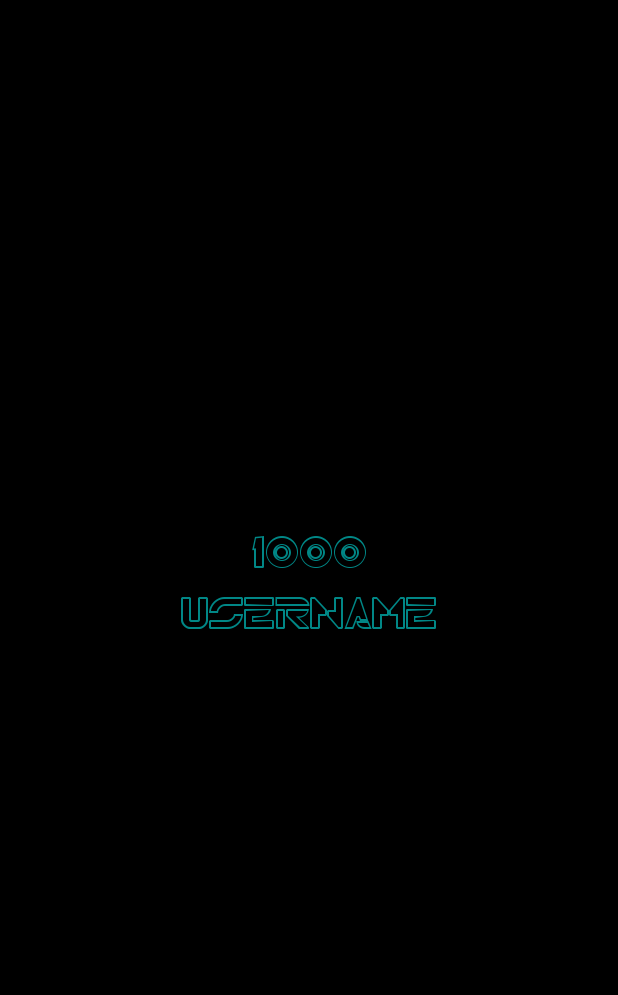
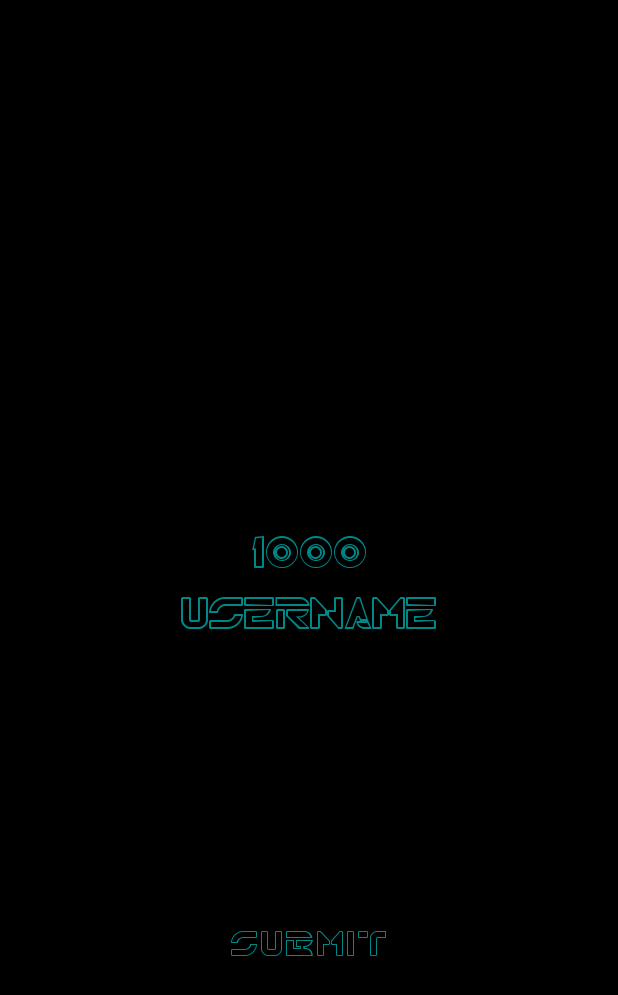
Before and after one commit to aliasgwynplaine/tron-light-cycle, an Android app: the YourNameActivity screen opened directly, with no data from a screen before it, on a phone screen of 412 x 824 dp. Shown: the top 995 px of the screen. Run offline under Robolectric (Android 15) with nearby library versions, the phone set to English and light mode, and no system bars; 3 statements that could not run were skipped.

Commit message:
adding YourNameActivity

```diff
--- a/app/src/main/java/com/example/tron30/YourNameActivity.java
+++ b/app/src/main/java/com/example/tron30/YourNameActivity.java
@@ -4,18 +4,37 @@ import androidx.appcompat.app.AppCompatActivity;
 
 import android.content.Intent;
 import android.os.Bundle;
+import android.view.View;
+import android.widget.Button;
 import android.widget.EditText;
 import android.widget.TextView;
 
 public class YourNameActivity extends AppCompatActivity {
     TextView scoretextview;
     EditText usernameedittext;
+    Button submitButton;
+    TronDB db;
 
     @Override
     protected void onCreate(Bundle savedInstanceState) {
         super.onCreate(savedInstanceState);
         setContentView(R.layout.activity_your_name);
 
-        Intent i;
+        String score = getIntent().getStringExtra("score").trim();
+        scoretextview.setText(score);
+
+        submitButton.setOnClickListener(new View.OnClickListener() {
+            @Override
+            public void onClick(View v) {
+                String username = usernameedittext.getText().toString().trim();
+                String score = scoretextview.getText().toString();
+                db.open();
+                db.insertScore(username, Integer.parseInt(score));
+                db.close();
+                /*
+                * todo: go back to main activity
+                * */
+            }
+        });
     }
 }
--- a/app/src/main/res/layout/activity_your_name.xml
+++ b/app/src/main/res/layout/activity_your_name.xml
@@ -33,4 +33,15 @@
         app:layout_constraintBottom_toTopOf="@+id/usernameedittext"
         app:layout_constraintEnd_toEndOf="parent"
         app:layout_constraintStart_toStartOf="parent" />
+
+    <Button
+        android:id="@+id/submitbutton"
+        android:layout_width="wrap_content"
+        android:layout_height="wrap_content"
+        android:text="@string/submit"
+        android:textSize="24sp"
+        app:layout_constraintBottom_toBottomOf="parent"
+        app:layout_constraintEnd_toEndOf="parent"
+        app:layout_constraintStart_toStartOf="parent"
+        app:layout_constraintTop_toBottomOf="@+id/usernameedittext" />
 </androidx.constraintlayout.widget.ConstraintLayout>
--- a/app/src/main/res/values/strings.xml
+++ b/app/src/main/res/values/strings.xml
@@ -14,4 +14,5 @@
     <string name="you_ride_a_lightcycle_that_gives_off_a_rail_as_you_move_around_the_closed_arena_nwhat_are_you_supposed_to_do_survive_nyou_need_to_force_the_enemies_lightcycles_into_walls_and_light_cycles_rails_while_simultaneously_avoid_them_use_the_arrows_to_move_and_the_other_button_to_boost_you_only_have_three_oportunities_to_boost_on_each_level">You ride a lightcycle that gives off a rail as you move around the closed arena. \nWhat are you supposed to do? Survive!\n\nYou need to force the enemies lightcycles into walls and light cycles rails, while simultaneously avoid them.\n\nUse the arrows to move and the other button to boost.\n\nYou only have three oportunities to boost on each level.</string>
     <string name="username">username</string>
     <string name="_1000">1000</string>
+    <string name="submit">submit</string>
 </resources>
```
